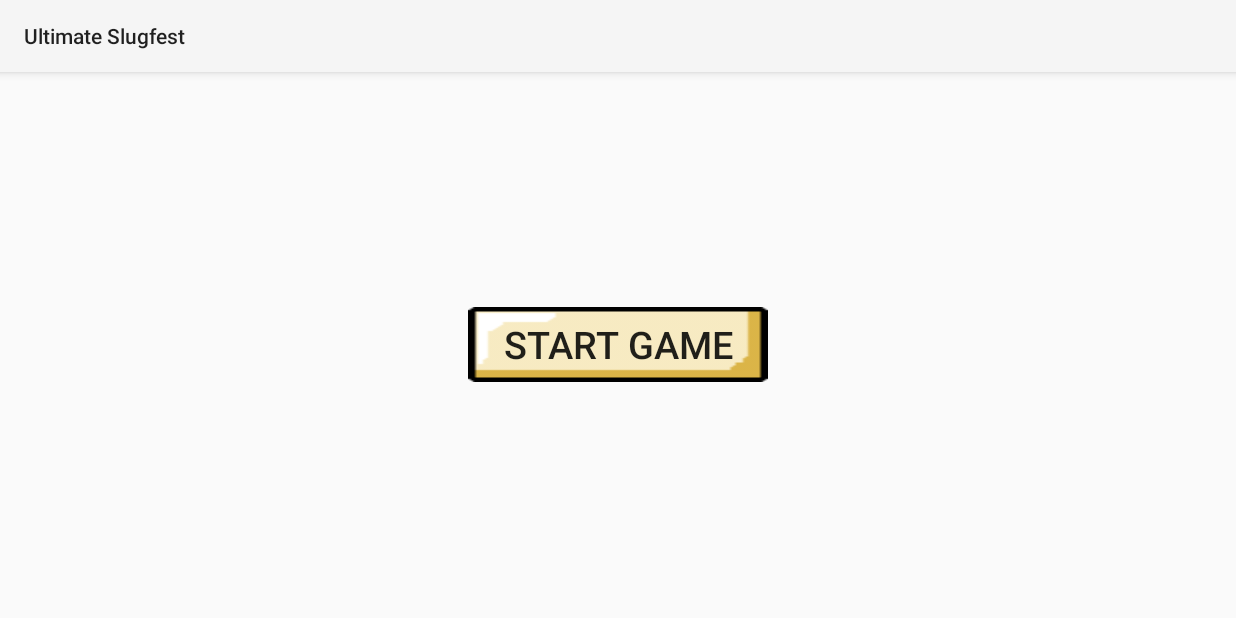
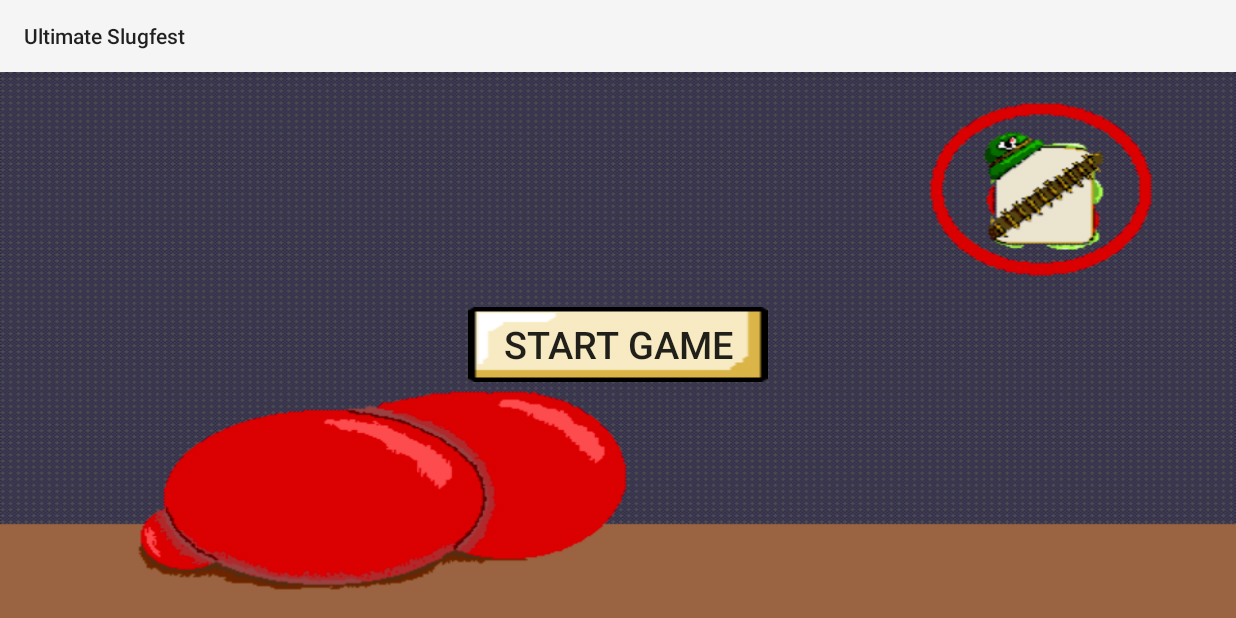
Before and after one commit to DavidMcKenzie218/TextBasedBoxingGame, an Android app: the screen it shows after launch (HomeActivity), on a phone screen of 824 x 412 dp (held sideways). Run offline under Robolectric (Android 15) with nearby library versions, the phone set to English and light mode, and no system bars.

Commit message:
Added a background for the start screen

```diff
--- a/Application/UltimateSlugfest/app/src/main/java/com/tacticalsandwitchstudios/ultimateslugfest/GameActivity.java
+++ b/Application/UltimateSlugfest/app/src/main/java/com/tacticalsandwitchstudios/ultimateslugfest/GameActivity.java
@@ -84,7 +84,7 @@ public class GameActivity extends AppCompatActivity {
         mEnemyname.setText(mGame.getEnemyName());
         mPlayerSprite.setImageResource(R.drawable.boxer_player);
         if (mRound == 0) {
-            mEnemySprite.setImageResource(R.drawable.bocer_bone_crusher);
+            mEnemySprite.setImageResource(R.drawable.boxer_bone_crusher);
         }else{
             mEnemySprite.setImageResource(R.drawable.it);
         }
--- a/Application/UltimateSlugfest/app/src/main/res/layout/activity_home_page.xml
+++ b/Application/UltimateSlugfest/app/src/main/res/layout/activity_home_page.xml
@@ -2,7 +2,8 @@
 <RelativeLayout xmlns:android="http://schemas.android.com/apk/res/android"
     android:orientation="horizontal"
     android:layout_width="match_parent"
-    android:layout_height="match_parent">
+    android:layout_height="match_parent"
+    android:background="@drawable/home_screen">
 
     <Button
         android:id="@+id/start_game"
```
Also changed, not shown: Application/UltimateSlugfest/app/src/main/res/drawable/bocer_bone_crusher.png (deleted), Application/UltimateSlugfest/app/src/main/res/drawable/boxer_bone_crusher.png (added), Application/UltimateSlugfest/app/src/main/res/drawable/boxer_player.png, Application/UltimateSlugfest/app/src/main/res/drawable/caught_screen.png (added), Application/UltimateSlugfest/app/src/main/res/drawable/end_screen.png (added), Application/UltimateSlugfest/app/src/main/res/drawable/home_screen.png (added), Application/UltimateSlugfest/app/src/main/res/drawable/it.png, Application/UltimateSlugfest/app/src/main/res/drawable/locker_room.png (added).
